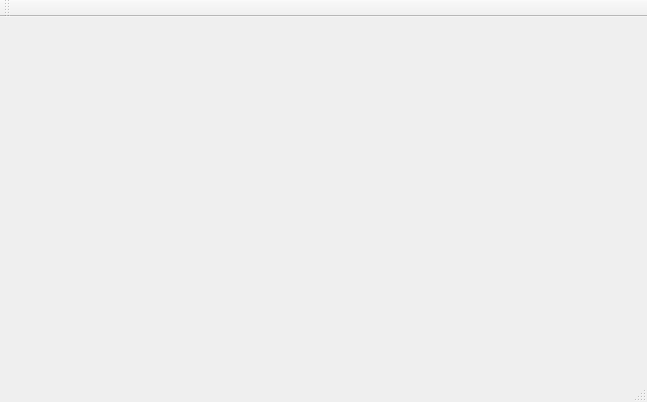
This is ecluse.ui in gomesfernandes/Ecluse_IHM as Qt 5 draws it before an edit. The edited form follows.
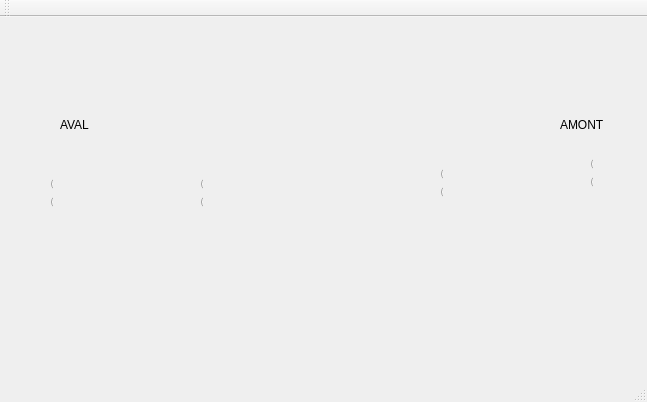
This is the edited form. Icons and pictures are not drawn.

Commit message: Ajout signaux lumineux

```diff
--- a/ecluse.ui
+++ b/ecluse.ui
@@ -13,7 +13,212 @@
   <property name="windowTitle">
    <string>Ecluse</string>
   </property>
-  <widget class="QWidget" name="centralWidget"/>
+  <widget class="QWidget" name="centralWidget">
+   <widget class="QWidget" name="verticalLayoutWidget">
+    <property name="geometry">
+     <rect>
+      <x>40</x>
+      <y>150</y>
+      <width>24</width>
+      <height>51</height>
+     </rect>
+    </property>
+    <layout class="QVBoxLayout" name="signauxEntreeAval">
+     <item>
+      <widget class="QRadioButton" name="vert">
+       <property name="styleSheet">
+        <string notr="true">QRadioButton::indicator {
+	image:url(:/images/feu_vert.png);
+}</string>
+       </property>
+       <property name="text">
+        <string/>
+       </property>
+      </widget>
+     </item>
+     <item>
+      <widget class="QRadioButton" name="rouge">
+       <property name="styleSheet">
+        <string notr="true">QRadioButton::indicator {
+	image:url(:/images/feu_rouge.png);
+}</string>
+       </property>
+       <property name="text">
+        <string/>
+       </property>
+      </widget>
+     </item>
+    </layout>
+   </widget>
+   <widget class="QWidget" name="verticalLayoutWidget_2">
+    <property name="geometry">
+     <rect>
+      <x>330</x>
+      <y>10</y>
+      <width>21</width>
+      <height>51</height>
+     </rect>
+    </property>
+    <layout class="QVBoxLayout" name="choixSens">
+     <item>
+      <widget class="QRadioButton" name="sensAmont">
+       <property name="text">
+        <string/>
+       </property>
+      </widget>
+     </item>
+     <item>
+      <widget class="QRadioButton" name="sensAval">
+       <property name="text">
+        <string/>
+       </property>
+      </widget>
+     </item>
+    </layout>
+   </widget>
+   <widget class="QWidget" name="verticalLayoutWidget_3">
+    <property name="geometry">
+     <rect>
+      <x>190</x>
+      <y>150</y>
+      <width>24</width>
+      <height>51</height>
+     </rect>
+    </property>
+    <layout class="QVBoxLayout" name="signauxSortieAval">
+     <item>
+      <widget class="QRadioButton" name="vert_2">
+       <property name="styleSheet">
+        <string notr="true">QRadioButton::indicator {
+	image:url(:/images/feu_vert.png);
+}</string>
+       </property>
+       <property name="text">
+        <string/>
+       </property>
+      </widget>
+     </item>
+     <item>
+      <widget class="QRadioButton" name="rouge_2">
+       <property name="styleSheet">
+        <string notr="true">QRadioButton::indicator {
+	image:url(:/images/feu_rouge.png);
+}</string>
+       </property>
+       <property name="text">
+        <string/>
+       </property>
+      </widget>
+     </item>
+    </layout>
+   </widget>
+   <widget class="QWidget" name="verticalLayoutWidget_4">
+    <property name="geometry">
+     <rect>
+      <x>430</x>
+      <y>140</y>
+      <width>24</width>
+      <height>51</height>
+     </rect>
+    </property>
+    <layout class="QVBoxLayout" name="signauxSortieAmont">
+     <item>
+      <widget class="QRadioButton" name="vert_3">
+       <property name="styleSheet">
+        <string notr="true">QRadioButton::indicator {
+	image:url(:/images/feu_vert.png);
+}</string>
+       </property>
+       <property name="text">
+        <string/>
+       </property>
+      </widget>
+     </item>
+     <item>
+      <widget class="QRadioButton" name="rouge_3">
+       <property name="styleSheet">
+        <string notr="true">QRadioButton::indicator {
+	image:url(:/images/feu_rouge.png);
+}</string>
+       </property>
+       <property name="text">
+        <string/>
+       </property>
+      </widget>
+     </item>
+    </layout>
+   </widget>
+   <widget class="QWidget" name="verticalLayoutWidget_5">
+    <property name="geometry">
+     <rect>
+      <x>580</x>
+      <y>130</y>
+      <width>24</width>
+      <height>51</height>
+     </rect>
+    </property>
+    <layout class="QVBoxLayout" name="signauxEntreeAmont">
+     <item>
+      <widget class="QRadioButton" name="vert_4">
+       <property name="styleSheet">
+        <string notr="true">QRadioButton::indicator {
+	image:url(:/images/feu_vert.png);
+}</string>
+       </property>
+       <property name="text">
+        <string/>
+       </property>
+      </widget>
+     </item>
+     <item>
+      <widget class="QRadioButton" name="rouge_4">
+       <property name="styleSheet">
+        <string notr="true">QRadioButton::indicator {
+	image:url(:/images/feu_rouge.png);
+}</string>
+       </property>
+       <property name="text">
+        <string/>
+       </property>
+      </widget>
+     </item>
+    </layout>
+   </widget>
+   <widget class="QLabel" name="label">
+    <property name="geometry">
+     <rect>
+      <x>60</x>
+      <y>100</y>
+      <width>60</width>
+      <height>16</height>
+     </rect>
+    </property>
+    <property name="text">
+     <string>AVAL</string>
+    </property>
+   </widget>
+   <widget class="QLabel" name="label_2">
+    <property name="geometry">
+     <rect>
+      <x>560</x>
+      <y>100</y>
+      <width>60</width>
+      <height>16</height>
+     </rect>
+    </property>
+    <property name="text">
+     <string>AMONT</string>
+    </property>
+   </widget>
+   <zorder>verticalLayoutWidget</zorder>
+   <zorder>verticalLayoutWidget_2</zorder>
+   <zorder>verticalLayoutWidget_3</zorder>
+   <zorder>verticalLayoutWidget_4</zorder>
+   <zorder>verticalLayoutWidget_5</zorder>
+   <zorder>vert_2</zorder>
+   <zorder>label</zorder>
+   <zorder>label_2</zorder>
+  </widget>
   <widget class="QMenuBar" name="menuBar">
    <property name="geometry">
     <rect>
```
The commit also changes 6 other files.
